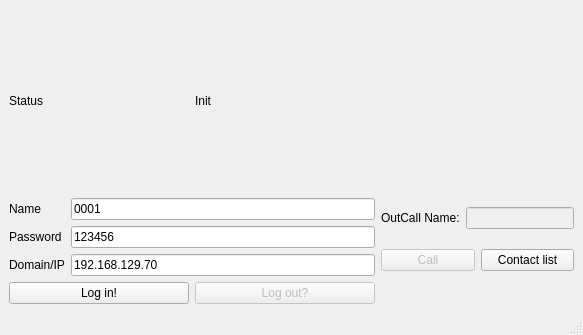
First picture: the form in main_window.ui, repository FunnySqirrel/Softophone, before the edit.
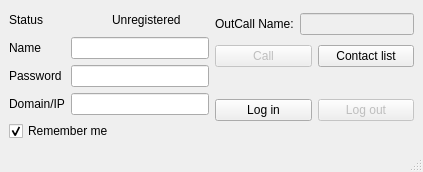
Second picture: the form after the edit.

```diff
--- a/main_window.ui
+++ b/main_window.ui
@@ -6,8 +6,8 @@
    <rect>
     <x>0</x>
     <y>0</y>
-    <width>583</width>
-    <height>335</height>
+    <width>423</width>
+    <height>169</height>
    </rect>
   </property>
   <property name="windowTitle">
@@ -27,12 +27,55 @@
       <item>
        <widget class="QLabel" name="status_value">
         <property name="text">
-         <string>Init</string>
+         <string>Unregistered</string>
         </property>
        </widget>
       </item>
      </layout>
     </item>
+    <item row="0" column="1" rowspan="2">
+     <layout class="QVBoxLayout" name="verticalLayout">
+      <item>
+       <layout class="QHBoxLayout" name="horizontalLayout_3">
+        <item>
+         <widget class="QLabel" name="OutCallNameLabel">
+          <property name="text">
+           <string>OutCall Name:</string>
+          </property>
+         </widget>
+        </item>
+        <item>
+         <widget class="QLineEdit" name="outcall_name_value">
+          <property name="enabled">
+           <bool>false</bool>
+          </property>
+         </widget>
+        </item>
+       </layout>
+      </item>
+      <item>
+       <layout class="QHBoxLayout" name="horizontalLayout_4">
+        <item>
+         <widget class="QPushButton" name="outcall_btn">
+          <property name="enabled">
+           <bool>false</bool>
+          </property>
+          <property name="text">
+           <string>Call</string>
+          </property>
+         </widget>
+        </item>
+        <item>
+         <widget class="QPushButton" name="contact_list_btn">
+          <property name="text">
+           <string>Contact list</string>
+          </property>
+         </widget>
+        </item>
+       </layout>
+      </item>
+     </layout>
+    </item>
     <item row="1" column="0" rowspan="2">
      <layout class="QGridLayout" name="gridLayout_2">
       <item row="1" column="0">
@@ -52,7 +95,7 @@
       <item row="2" column="1">
        <widget class="QLineEdit" name="domain_value">
         <property name="text">
-         <string>192.168.129.70</string>
+         <string/>
         </property>
        </widget>
       </item>
@@ -69,60 +112,28 @@
          <bool>true</bool>
         </property>
         <property name="text">
-         <string>123456</string>
+         <string/>
+        </property>
+        <property name="echoMode">
+         <enum>QLineEdit::Password</enum>
         </property>
        </widget>
       </item>
       <item row="0" column="1">
        <widget class="QLineEdit" name="name_value">
         <property name="text">
-         <string>0001</string>
+         <string/>
         </property>
        </widget>
       </item>
      </layout>
     </item>
-    <item row="1" column="1" colspan="2">
-     <layout class="QHBoxLayout" name="horizontalLayout_3">
-      <item>
-       <widget class="QLabel" name="OutCallNameLabel">
-        <property name="text">
-         <string>OutCall Name:</string>
-        </property>
-       </widget>
-      </item>
-      <item>
-       <widget class="QLineEdit" name="outcall_name_value">
-        <property name="enabled">
-         <bool>false</bool>
-        </property>
-       </widget>
-      </item>
-     </layout>
-    </item>
-    <item row="2" column="1">
-     <widget class="QPushButton" name="outcall_btn">
-      <property name="enabled">
-       <bool>false</bool>
-      </property>
-      <property name="text">
-       <string>Call</string>
-      </property>
-     </widget>
-    </item>
-    <item row="2" column="2">
-     <widget class="QPushButton" name="contact_list_btn">
-      <property name="text">
-       <string>Contact list</string>
-      </property>
-     </widget>
-    </item>
-    <item row="3" column="0">
+    <item row="2" column="1" rowspan="2">
      <layout class="QHBoxLayout" name="horizontalLayout">
       <item>
        <widget class="QPushButton" name="login_btn">
         <property name="text">
-         <string>Log in!</string>
+         <string>Log in</string>
         </property>
        </widget>
       </item>
@@ -132,7 +143,7 @@
          <bool>false</bool>
         </property>
         <property name="text">
-         <string>Log out?</string>
+         <string>Log out</string>
         </property>
         <property name="checkable">
          <bool>false</bool>
@@ -153,6 +164,16 @@
       </item>
      </layout>
     </item>
+    <item row="3" column="0">
+     <widget class="QCheckBox" name="remember_check">
+      <property name="text">
+       <string>Remember me</string>
+      </property>
+      <property name="checked">
+       <bool>true</bool>
+      </property>
+     </widget>
+    </item>
    </layout>
   </widget>
   <widget class="QStatusBar" name="statusbar"/>
```
